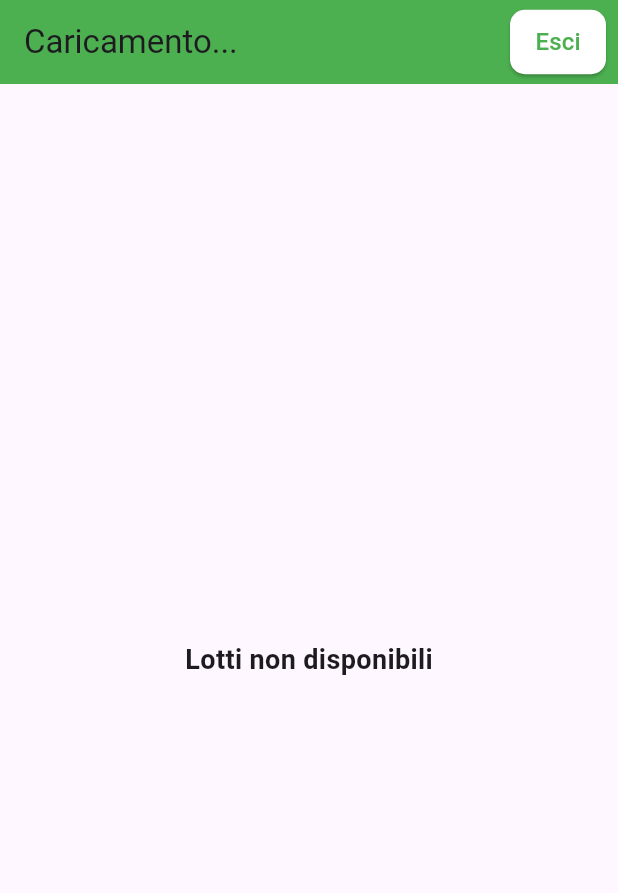
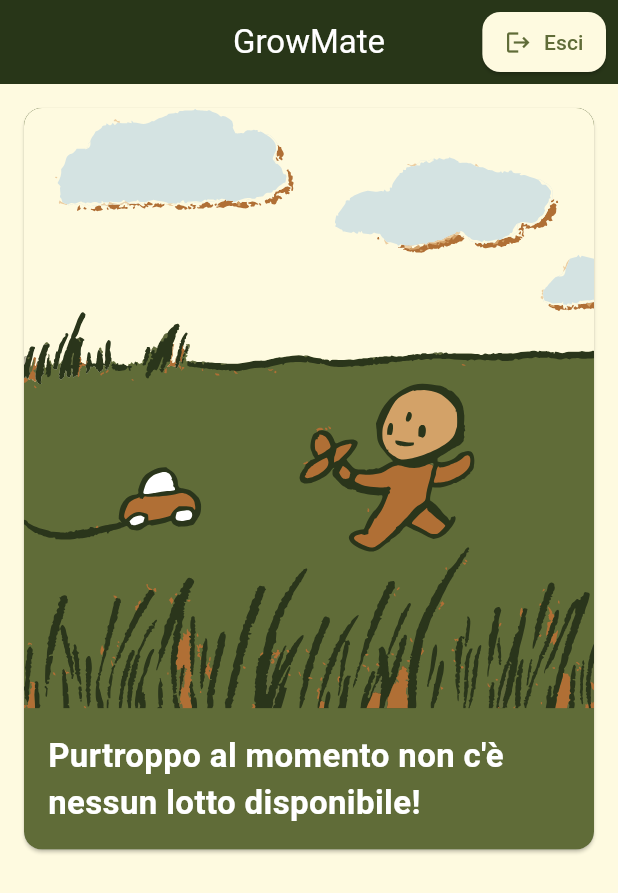
Before and after one commit to ProgettoEMAD/EMAD24-25-GrowMate, a Flutter app: the screen it shows once a user with an empty profile is signed in, on a phone screen of 412 x 824 dp. Shown: the top 893 px of the screen. Run offline on Flutter 3.47's test engine with Material 3 defaults, Android fonts, the phone set to English and light mode, and no system bars; our stand-ins replace camera, cloud_firestore, firebase_auth, firebase_core, flutter_svg, shared_preferences; accounts and stored records are empty; generated files the repository leaves out were written again; project files that could hold a hidden picture were left out.

Commit message:
[MOBILE] UI enhancements

```diff
--- a/frontend_mobile/lib/Screen/home.dart
+++ /dev/null
@@ -1,246 +0,0 @@
-import 'package:flutter/material.dart';
-import 'package:cloud_firestore/cloud_firestore.dart';
-import 'package:firebase_auth/firebase_auth.dart';
-import 'package:growmate/screen/pagina_pianta.dart';
-import 'package:growmate/auth.dart';
-import 'package:growmate/screen/login_page.dart';
-
-class Home extends StatefulWidget {
-  const Home({super.key});
-
-  @override
-  State<Home> createState() => _HomeState();
-}
-
-class _HomeState extends State<Home> {
-  final FirebaseAuth _auth = FirebaseAuth.instance;
-  final FirebaseFirestore _firestore = FirebaseFirestore.instance;
-
-  Map<String, dynamic>? vivaioData; // Memorizza i dati del vivaio
-  List<Map<String, dynamic>> lotti = []; // Lista dei lotti
-  bool isLoading = true; // Stato per mostrare o nascondere il caricamento
-
-  @override
-  void initState() {
-    super.initState();
-    _fetchUserLotti();
-  }
-
-  Future<void> signOut() async {
-    await Auth().signOut();
-
-    Navigator.pushReplacement(
-      context,
-      MaterialPageRoute(builder: (context) => const LoginScreen()),
-    );
-  }
-
-  // Recupera i lotti del vivaio associato all'utente autenticato
-  Future<void> _fetchUserLotti() async {
-    try {
-      final User? user = _auth.currentUser; // Ottieni l'utente autenticato
-      if (user == null) {
-        print("Nessun utente autenticato.");
-        setState(() {
-          isLoading = false;
-        });
-        return;
-      }
-
-      print("UID utente autenticato: ${user.uid}");
-
-      // Cerca l'utente nella collezione "Utenti"
-      final userDoc = await _firestore
-          .collection('Utenti')
-          .where('UID', isEqualTo: user.uid)
-          .get();
-
-      if (userDoc.docs.isEmpty) {
-        print(
-            "Nessun documento trovato nella collezione 'Utenti' per l'UID fornito.");
-        setState(() {
-          isLoading = false;
-        });
-        return;
-      }
-
-      // Ottieni l'ID del vivaio associato all'utente
-      final vivaioId = userDoc.docs.first['vivaio'];
-      print("Vivaio trovato: $vivaioId");
-
-      // Recupera il documento del vivaio
-      final vivaioDoc = await _firestore
-          .collection('vivaio')
-          .where('vivaio_id', isEqualTo: vivaioId)
-          .get();
-
-      if (vivaioDoc.docs.isEmpty) {
-        print("Nessun vivaio trovato con l'ID specificato.");
-        setState(() {
-          isLoading = false;
-        });
-        return;
-      }
-
-      // Memorizza i dati del vivaio
-      setState(() {
-        vivaioData = vivaioDoc.docs.first.data();
-      });
-      print("Dati del vivaio: $vivaioData");
-
-      // Ottieni l'array degli ID dei lotti
-      final List<dynamic> lottiIds = vivaioDoc.docs.first['lotti'];
-      print("Lista di ID dei lotti trovata: $lottiIds");
-
-      // Recupera i dettagli dei lotti
-      final lottiSnapshot = await _firestore
-          .collection('Lotto')
-          .where('id_lotto', whereIn: lottiIds)
-          .get();
-
-      print(
-          "Query Lotti restituita: ${lottiSnapshot.docs.map((doc) => doc.data())}");
-
-      // Aggiorna lo stato con i dettagli dei lotti
-      setState(() {
-        lotti = lottiSnapshot.docs.map((doc) => doc.data()).toList();
-        isLoading = false;
-      });
-    } catch (e) {
-      print("Errore durante il recupero dei dati: $e");
-    }
-  }
-
-  @override
-  Widget build(BuildContext context) {
-    return Scaffold(
-      appBar: AppBar(
-        title: Text(
-            vivaioData != null ? '${vivaioData!['nome']}' : 'Caricamento...'),
-        backgroundColor: Colors.green,
-        actions: [
-          Padding(
-            padding: const EdgeInsets.symmetric(horizontal: 8.0),
-            child: ElevatedButton(
-              onPressed: signOut, // Funzione per il logout
-              style: ElevatedButton.styleFrom(
-                padding:
-                    const EdgeInsets.symmetric(horizontal: 15, vertical: 10),
-                shape: RoundedRectangleBorder(
-                  borderRadius: BorderRadius.circular(10),
-                ),
-                backgroundColor: Colors.white, // Colore del pulsante
-              ),
-              child: const Text(
-                'Esci',
-                style: TextStyle(
-                  fontSize: 16,
-                  color: Colors.green, // Colore del testo
-                ),
-              ),
-            ),
-          ),
-        ],
-      ),
-      body: Padding(
-        padding: const EdgeInsets.all(16.0),
-        child: isLoading
-            ? const Center(
-                child: CircularProgressIndicator(),
-              )
-            : lotti.isEmpty
-                ? const Center(
-                    child: Text(
-                      "Lotti non disponibili",
-                      style:
-                          TextStyle(fontSize: 18, fontWeight: FontWeight.bold),
-                    ),
-                  )
-                : ListView.builder(
-                    itemCount: lotti.length,
-                    itemBuilder: (context, index) {
-                      final lotto = lotti[index];
-                      return ScanCard(
-                        plantName: lotto['coltura'] ?? 'N/A',
-                        lotNumber: lotto['id_lotto'] ?? 'N/A',
-                        sowingDate: lotto['data_semina'] ?? 'N/A',
-                        onTap: () {
-                          Navigator.push(
-                            context,
-                            MaterialPageRoute(
-                              builder: (context) =>
-                                  LottoDetailPage(lotto: lotto),
-                            ),
-                          );
-                        },
-                      );
-                    },
-                  ),
-      ),
-    );
-  }
-}
-
-class ScanCard extends StatelessWidget {
-  final String plantName;
-  final String lotNumber;
-  final String sowingDate;
-  final VoidCallback? onTap; // Callback per il clic
-
-  const ScanCard({
-    super.key,
-    required this.plantName,
-    required this.lotNumber,
-    required this.sowingDate,
-    this.onTap, // Callback opzionale
-  });
-
-  @override
-  Widget build(BuildContext context) {
-    return InkWell(
-      onTap: onTap,
-      child: Card(
-        margin: const EdgeInsets.symmetric(vertical: 8),
-        child: Padding(
-          padding: const EdgeInsets.all(16.0),
-          child: Row(
-            children: [
-              Container(
-                width: 50,
-                height: 50,
-                decoration: BoxDecoration(
-                  color: Colors.green[100],
-                  borderRadius: BorderRadius.circular(8),
-                ),
-                child: const Icon(
-                  Icons.eco,
-                  color: Colors.green,
-                  size: 30,
-                ),
-              ),
-              const SizedBox(width: 16),
-              Expanded(
-                child: Column(
-                  crossAxisAlignment: CrossAxisAlignment.start,
-                  children: [
-                    Text(
-                      plantName,
-                      style: const TextStyle(
-                          fontSize: 18, fontWeight: FontWeight.bold),
-                    ),
-                    Text("Lotto $lotNumber"),
-                    const SizedBox(height: 8),
-                    Text(
-                      "Data semina: $sowingDate",
-                      style: const TextStyle(fontSize: 14),
-                    ),
-                  ],
-                ),
-              ),
-            ],
-          ),
-        ),
-      ),
-    );
-  }
-}
--- /dev/null
+++ b/frontend_mobile/lib/Screen/home_page.dart
@@ -0,0 +1,379 @@
+import 'package:flutter/material.dart';
+import 'package:cloud_firestore/cloud_firestore.dart';
+import 'package:firebase_auth/firebase_auth.dart';
+import 'package:flutter_svg/flutter_svg.dart';
+import 'package:growmate/common/colors.dart';
+import 'package:growmate/common/const.dart';
+import 'package:growmate/screen/pagina_pianta.dart';
+import 'package:growmate/auth.dart';
+import 'package:growmate/screen/login_page.dart';
+import 'package:intl/intl.dart';
+
+class Home extends StatefulWidget {
+  const Home({super.key});
+
+  @override
+  State<Home> createState() => _HomeState();
+}
+
+class _HomeState extends State<Home> {
+  final FirebaseAuth _auth = FirebaseAuth.instance;
+  final FirebaseFirestore _firestore = FirebaseFirestore.instance;
+
+  Map<String, dynamic>? vivaioData; // Memorizza i dati del vivaio
+  List<Map<String, dynamic>> lotti = []; // Lista dei lotti
+  bool isLoading = true;
+
+  @override
+  void initState() {
+    super.initState();
+    _fetchUserLotti();
+  }
+
+  Future<void> signOut() async {
+    await Auth().signOut();
+
+    Navigator.pushReplacement(
+      context,
+      MaterialPageRoute(builder: (context) => const LoginScreen()),
+    );
+  }
+
+  // Recupera i lotti del vivaio associato all'utente autenticato
+  Future<void> _fetchUserLotti() async {
+    try {
+      final User? user = _auth.currentUser; // Ottieni l'utente autenticato
+      if (user == null) {
+        print("Nessun utente autenticato.");
+        setState(() {
+          isLoading = false;
+        });
+        return;
+      }
+
+      print("UID utente autenticato: ${user.uid}");
+
+      // Cerca l'utente nella collezione "Utenti"
+      final userDoc = await _firestore
+          .collection('Utenti')
+          .where('UID', isEqualTo: user.uid)
+          .get();
+
+      if (userDoc.docs.isEmpty) {
+        print(
+            "Nessun documento trovato nella collezione 'Utenti' per l'UID fornito.");
+        setState(() {
+          isLoading = false;
+        });
+        return;
+      }
+
+      // Ottieni l'ID del vivaio associato all'utente
+      final vivaioId = userDoc.docs.first['vivaio'];
+      print("Vivaio trovato: $vivaioId");
+
+      // Recupera il documento del vivaio
+      final vivaioDoc = await _firestore
+          .collection('vivaio')
+          .where('vivaio_id', isEqualTo: vivaioId)
+          .get();
+
+      if (vivaioDoc.docs.isEmpty) {
+        print("Nessun vivaio trovato con l'ID specificato.");
+        setState(() {
+          isLoading = false;
+        });
+        return;
+      }
+
+      // Memorizza i dati del vivaio
+      setState(() {
+        vivaioData = vivaioDoc.docs.first.data();
+      });
+      print("Dati del vivaio: $vivaioData");
+
+      // Ottieni l'array degli ID dei lotti
+      final List<dynamic> lottiIds = vivaioDoc.docs.first['lotti'];
+      print("Lista di ID dei lotti trovata: $lottiIds");
+
+      // Recupera i dettagli dei lotti
+      final lottiSnapshot = await _firestore
+          .collection('Lotto')
+          .where('id_lotto', whereIn: lottiIds)
+          .get();
+
+      print(
+          "Query Lotti restituita: ${lottiSnapshot.docs.map((doc) => doc.data())}");
+
+      // Aggiorna lo stato con i dettagli dei lotti
+      setState(() {
+        lotti = lottiSnapshot.docs.map((doc) => doc.data()).toList();
+        isLoading = false;
+      });
+    } catch (e) {
+      print("Errore durante il recupero dei dati: $e");
+    }
+  }
+
+  @override
+  Widget build(BuildContext context) {
+    return Scaffold(
+      backgroundColor: kBrownLight,
+      appBar: AppBar(
+        title: Text(
+          //vivaioData != null ? '${vivaioData!['nome']}' : 'Caricamento...',
+          "GrowMate",
+        ),
+        centerTitle: true,
+        backgroundColor: kGreenDark,
+        foregroundColor: Colors.white,
+        actions: [
+          if (!isLoading)
+            Padding(
+              padding: const EdgeInsets.symmetric(horizontal: 8.0),
+              child: ElevatedButton(
+                onPressed: signOut,
+                style: ElevatedButton.styleFrom(
+                  padding:
+                      const EdgeInsets.symmetric(horizontal: 15, vertical: 10),
+                  shape: RoundedRectangleBorder(
+                    borderRadius: BorderRadius.circular(12),
+                  ),
+                  backgroundColor: kBrownLight,
+                ),
+                child: const Row(
+                  children: [
+                    Icon(Icons.logout, color: kGreen),
+                    Padding(padding: EdgeInsets.only(left: 8)),
+                    Text(
+                      'Esci',
+                      style: TextStyle(
+                        fontSize: 14,
+                        color: kGreen, // Colore del testo
+                      ),
+                    ),
+                  ],
+                ),
+              ),
+            ),
+        ],
+      ),
+      body: SingleChildScrollView(
+        child: isLoading
+            ? const Center(
+                child: CircularProgressIndicator(
+                  color: kGreenDark,
+                ),
+              )
+            : Column(
+                crossAxisAlignment: CrossAxisAlignment.start,
+                children: [
+                  if (vivaioData != null)
+                    Container(
+                      width: double.infinity,
+                      color: kBrownAccent,
+                      child: Column(
+                        crossAxisAlignment: CrossAxisAlignment.start,
+                        children: [
+                          SizedBox(
+                            height: 200,
+                            child: SvgPicture.asset(
+                              'assets/illustration3.svg',
+                              semanticsLabel: 'Illustrazione di una porta',
+                              fit: BoxFit.cover,
+                            ),
+                          ),
+                          Padding(
+                            padding: const EdgeInsets.all(16),
+                            child: Column(
+                              crossAxisAlignment: CrossAxisAlignment.start,
+                              children: [
+                                Text(
+                                  vivaioData!['nome'],
+                                  style: const TextStyle(
+                                    color: Colors.white,
+                                    fontWeight: FontWeight.bold,
+                                    fontSize: 20,
+                                  ),
+                                ),
+                                Text(
+                                  vivaioData!['indirizzo'],
+                                  style: const TextStyle(
+                                    color: Colors.white,
+                                    fontSize: 14,
+                                  ),
+                                ),
+                                Text(
+                                  vivaioData!['mail'],
+                                  style: const TextStyle(
+                                    color: Colors.white,
+                                    fontSize: 14,
+                                  ),
+                                ),
+                                Text(
+                                  "Scadenza contratto: ${formatter.format(DateTime.fromMillisecondsSinceEpoch(vivaioData!['scadenza'] as int))}",
+                                  style: const TextStyle(
+                                    color: Colors.white,
+                                    fontSize: 14,
+                                  ),
+                                ),
+                              ],
+                            ),
+                          ),
+                        ],
+                      ),
+                    ),
+                  if (lotti.isEmpty)
+                    Card(
+                      margin: const EdgeInsets.all(16),
+                      child: Container(
+                        height: MediaQuery.of(context).size.height * 0.6,
+                        width: double.infinity,
+                        decoration: BoxDecoration(
+                          borderRadius: BorderRadius.circular(12),
+                          color: kGreen,
+                        ),
+                        child: Column(
+                          children: [
+                            Expanded(
+                              child: ClipRRect(
+                                borderRadius: const BorderRadius.vertical(
+                                  top: Radius.circular(12),
+                                ),
+                                child: SvgPicture.asset(
+                                  'assets/illustration2.svg',
+                                  semanticsLabel: 'Illustrazione di una porta',
+                                  fit: BoxFit.fill,
+                                ),
+                              ),
+                            ),
+                            const Padding(
+                              padding: EdgeInsets.all(16),
+                              child: Text(
+                                "Purtroppo al momento non c'è nessun lotto disponibile!",
+                                style: TextStyle(
+                                  fontWeight: FontWeight.bold,
+                                  fontSize: 22,
+                                  color: Colors.white,
+                                ),
+                              ),
+                            ),
+                          ],
+                        ),
+                      ),
+                    ),
+                  if (lotti.isNotEmpty) ...[
+                    const Padding(
+                      padding: EdgeInsets.only(
+                          top: 16, left: 16, right: 16, bottom: 8),
+                      child: Text(
+                        "Lista lotti",
+                        style: TextStyle(
+                          fontWeight: FontWeight.bold,
+                          color: kGreenDark,
+                          fontSize: 20,
+                        ),
+                      ),
+                    ),
+                    for (var lotto in lotti)
+                      ScanCard(
+                        plantName: lotto['coltura'] ?? 'N/A',
+                        lotNumber: lotto['id_lotto'] ?? 'N/A',
+                        sowingDate: DateTime.fromMillisecondsSinceEpoch(
+                          (lotto['data_semina'] as int),
+                        ),
+                        onTap: () {
+                          Navigator.push(
+                            context,
+                            MaterialPageRoute(
+                              builder: (context) =>
+                                  LottoDetailPage(lotto: lotto),
+                            ),
+                          );
+                        },
+                      ),
+                  ]
+                ],
+              ),
+      ),
+    );
+  }
+}
+
+class ScanCard extends StatelessWidget {
+  final String plantName;
+  final String lotNumber;
+  final DateTime sowingDate;
+  final VoidCallback? onTap; // Callback per il clic
+
+  const ScanCard({
+    super.key,
+    required this.plantName,
+    required this.lotNumber,
+    required this.sowingDate,
+    this.onTap,
+  });
+
+  @override
+  Widget build(BuildContext context) {
+    return InkWell(
+      onTap: onTap,
+      child: Card(
+        margin: const EdgeInsets.symmetric(vertical: 8, horizontal: 16),
+        color: kGreen,
+        child: Padding(
+          padding: const EdgeInsets.all(16.0),
+          child: Row(
+            children: [
+              Container(
+                width: 50,
+                height: 50,
+                decoration: BoxDecoration(
+                  color: kBrownLight,
+                  borderRadius: BorderRadius.circular(12),
+                ),
+                child: SvgPicture.asset(
+                  'assets/icon1.svg',
+                  semanticsLabel: 'Illustrazione di una porta',
+                  fit: BoxFit.cover,
+                ),
+              ),
+              const SizedBox(width: 16),
+              Expanded(
+                child: Column(
+                  crossAxisAlignment: CrossAxisAlignment.start,
+                  children: [
+                    Text(
+                      plantName,
+                      style: const TextStyle(
+                        fontSize: 18,
+                        fontWeight: FontWeight.bold,
+                        color: Colors.white,
+                      ),
+                    ),
+                    Text(
+                      "Lotto $lotNumber",
+                      style: const TextStyle(
+                        color: Colors.white,
+                      ),
+                    ),
+                    const SizedBox(
+                      height: 8,
+                    ),
+                    Text(
+                      "Data semina: ${formatter.format(sowingDate)}",
+                      style: const TextStyle(
+                        fontSize: 14,
+                        color: Colors.white,
+                      ),
+                    ),
+                  ],
+                ),
+              ),
+            ],
+          ),
+        ),
+      ),
+    );
+  }
+}
--- a/frontend_mobile/lib/Screen/login_page.dart
+++ b/frontend_mobile/lib/Screen/login_page.dart
@@ -3,7 +3,7 @@
 import 'package:flutter_svg/flutter_svg.dart';
 import 'package:growmate/auth.dart';
 import 'package:growmate/common/colors.dart';
-import 'package:growmate/screen/home.dart';
+import 'package:growmate/screen/home_page.dart';
 
 class LoginScreen extends StatefulWidget {
   const LoginScreen({super.key});
@@ -57,8 +57,8 @@
         Navigator.pushReplacement(
           context,
           MaterialPageRoute(
-              builder: (context) =>
-                  const Home()), // Naviga alla tua schermata Home
+            builder: (context) => const Home(),
+          ),
         );
       }
     } on FirebaseAuthException catch (error) {
--- a/frontend_mobile/lib/common/colors.dart
+++ b/frontend_mobile/lib/common/colors.dart
@@ -1,5 +1,7 @@
 import 'package:flutter/material.dart';
 
 const Color kBrown = Color(0xffB06F35);
+const Color kBrownAccent = Color(0xffDDA15E);
 const Color kBrownLight = Color(0xffFEFAE0);
 const Color kGreenDark = Color(0xff283618);
+const Color kGreen = Color(0xff606C38);
--- /dev/null
+++ b/frontend_mobile/lib/common/const.dart
@@ -0,0 +1,3 @@
+import 'package:intl/intl.dart';
+
+final DateFormat formatter = DateFormat('d MMMM yyyy', 'it_IT');
--- a/frontend_mobile/lib/main.dart
+++ b/frontend_mobile/lib/main.dart
@@ -1,12 +1,16 @@
 import 'package:flutter/material.dart';
 import 'package:firebase_core/firebase_core.dart';
 import 'package:growmate/screen/login_page.dart';
-import 'package:growmate/screen/home.dart';
+import 'package:growmate/screen/home_page.dart';
 import 'package:growmate/auth.dart';
+import 'package:intl/date_symbol_data_local.dart';
 import 'firebase_options.dart';
 
 void main() async {
   WidgetsFlutterBinding.ensureInitialized();
+
+  await initializeDateFormatting();
+
   await Firebase.initializeApp(
     options: DefaultFirebaseOptions.currentPlatform,
   );
```
Also changed, not shown: frontend_mobile/lib/Screen/pagina_pianta.dart (+12 -5 lines), frontend_mobile/pubspec.yaml (+7 -9 lines), frontend_mobile/assets/._illustration3.svg (added), frontend_mobile/assets/icon1.svg (added), frontend_mobile/assets/illustration2.svg (added), frontend_mobile/assets/illustration3.svg (added), frontend_mobile/pubspec.lock.
